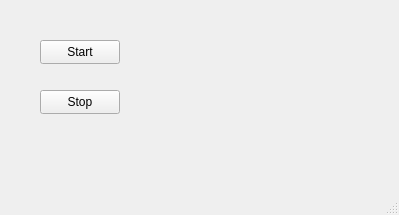
This is mainwindow.ui in DamianJeu/QtEspServer as Qt 5 draws it before an edit. The edited form follows.
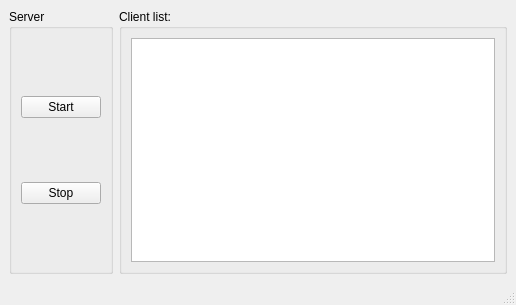
This is the edited form.

```diff
--- a/mainwindow.ui
+++ b/mainwindow.ui
@@ -6,40 +6,51 @@
    <rect>
     <x>0</x>
     <y>0</y>
-    <width>399</width>
-    <height>215</height>
+    <width>516</width>
+    <height>305</height>
    </rect>
   </property>
   <property name="windowTitle">
    <string>MainWindow</string>
   </property>
   <widget class="QWidget" name="centralwidget">
+   <layout class="QGridLayout" name="gridLayout_3">
+    <item row="0" column="0">
+     <widget class="QGroupBox" name="groupBox">
+      <property name="title">
+       <string>Server</string>
+      </property>
+      <layout class="QGridLayout" name="gridLayout">
+       <item row="0" column="0">
    <widget class="QPushButton" name="pushButtonStart">
-    <property name="geometry">
-     <rect>
-      <x>40</x>
-      <y>40</y>
-      <width>80</width>
-      <height>24</height>
-     </rect>
-    </property>
     <property name="text">
      <string>Start</string>
     </property>
    </widget>
+       </item>
+       <item row="1" column="0">
    <widget class="QPushButton" name="pushButtonStop">
-    <property name="geometry">
-     <rect>
-      <x>40</x>
-      <y>90</y>
-      <width>80</width>
-      <height>24</height>
-     </rect>
-    </property>
     <property name="text">
      <string>Stop</string>
     </property>
    </widget>
+       </item>
+      </layout>
+     </widget>
+    </item>
+    <item row="0" column="1">
+     <widget class="QGroupBox" name="groupBox_2">
+      <property name="title">
+       <string>Client list:</string>
+      </property>
+      <layout class="QGridLayout" name="gridLayout_2">
+       <item row="0" column="0">
+        <widget class="QTextBrowser" name="textBrowserIp"/>
+       </item>
+      </layout>
+     </widget>
+    </item>
+   </layout>
   </widget>
   <widget class="QMenuBar" name="menubar">
    <property name="geometry">
```
Left out of the diff: 2 changed lines with no effect on the pictures. Lines whose indentation alone changed are shown as unchanged.
